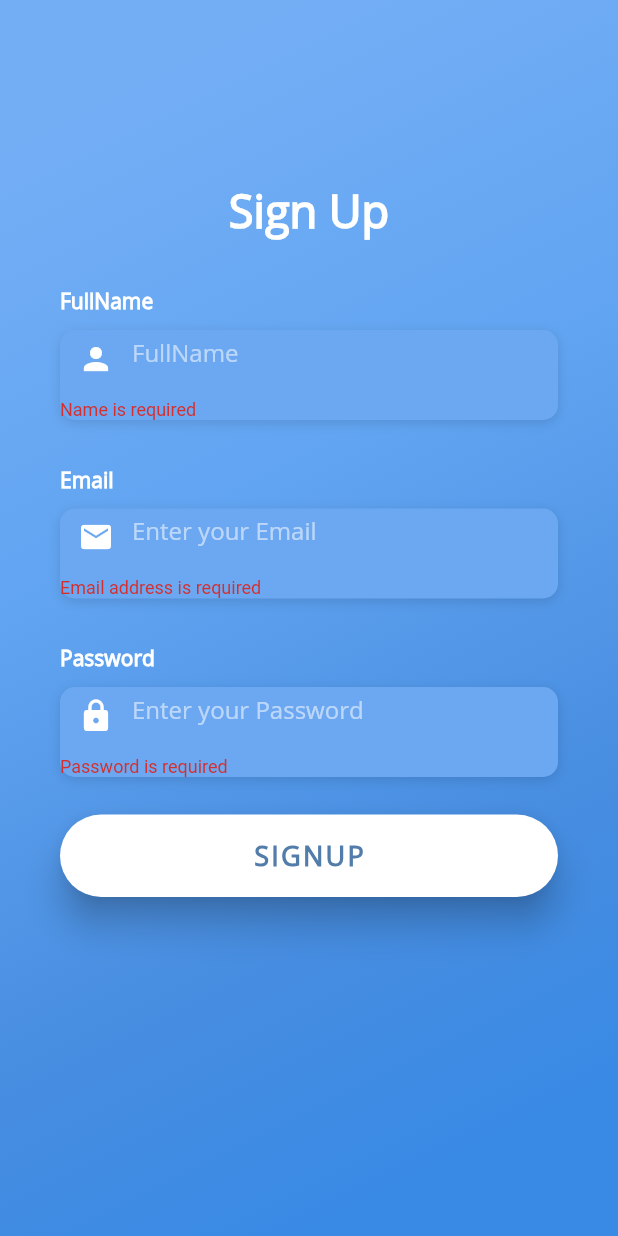
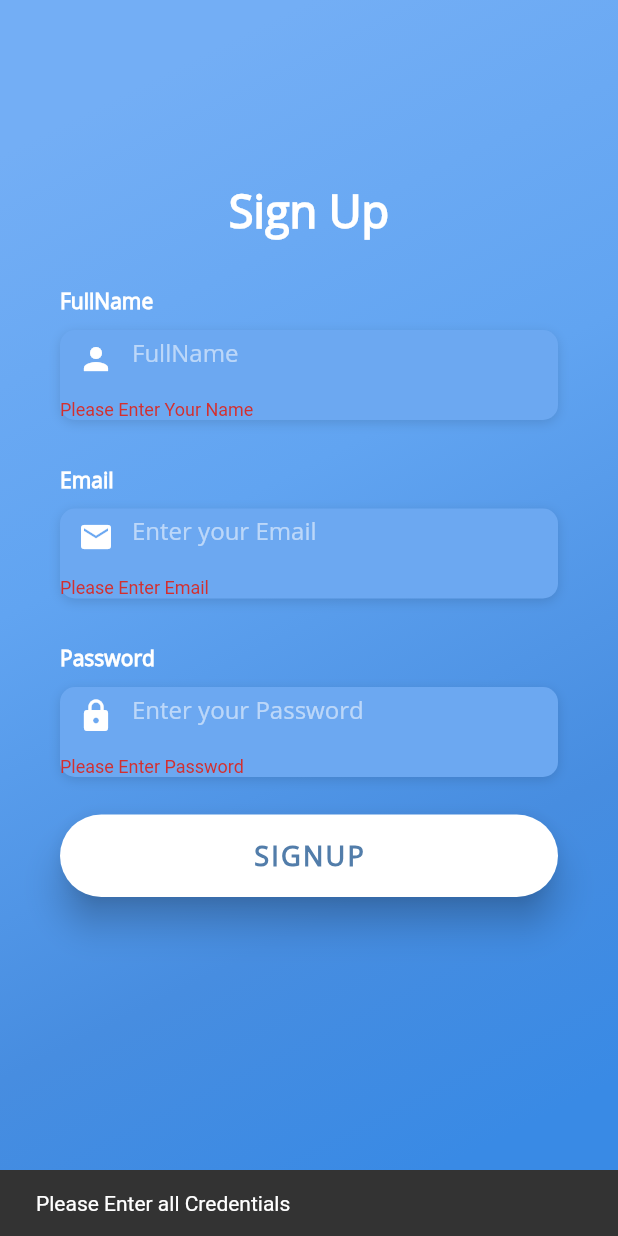
Before and after one commit to Zorawar920/sas_application, a Flutter app: the SignUpPage screen opened directly, after a tap on "SIGNUP", on a phone screen of 412 x 824 dp. Run offline on Flutter 3.47's test engine with Material 2 defaults, Android fonts, the light colour scheme and no system bars; our stand-ins replace firebase_auth, firebase_core, form_field_validator, google_sign_in, simple_animations; accounts and stored records are empty.

Commit message:
CP8117P11-3

```diff
--- a/lib/Uniformity/Validation.dart
+++ b/lib/Uniformity/Validation.dart
@@ -1,4 +1,3 @@
-import 'package:flutter/material.dart';
 import 'package:form_field_validator/form_field_validator.dart';
 
 final passwordValidator = MultiValidator([
--- /dev/null
+++ b/lib/Uniformity/custom_validator.dart
@@ -0,0 +1,37 @@
+class ValidatePassword {
+  String passwordValue;
+
+  ValidatePassword(this.passwordValue);
+
+  String? validation() {
+    if (this.passwordValue.isEmpty) {
+      return 'Please Enter Password ';
+    } else if (passwordValue.length < 6) {
+      return 'Password Should be atleast 6 characters long';
+    }
+  }
+}
+
+class ValidateEmail {
+  String emailValue;
+  ValidateEmail(this.emailValue);
+
+  String? validate() {
+    if (this.emailValue.isEmpty) {
+      return 'Please Enter Email';
+    } else if (!emailValue.contains("@")) {
+      return 'That does not look like an email';
+    }
+  }
+}
+
+class ValidateName {
+  String nameValue;
+  ValidateName(this.nameValue);
+
+  String? validate() {
+    if (this.nameValue.isEmpty) {
+      return 'Please Enter Your Name';
+    }
+  }
+}
--- a/lib/home_page.dart
+++ b/lib/screens/home_page.dart
@@ -1,5 +1,5 @@
 import 'package:flutter/material.dart';
-import 'firebase_services/auth.dart';
+import '../firebase_services/auth.dart';
 
 class HomePage extends StatelessWidget {
   final AuthBase auth;
--- a/lib/Signup.dart
+++ b/lib/screens/sign_up.dart
@@ -1,59 +1,62 @@
 import 'package:flutter/material.dart';
 import 'package:flutter/services.dart';
-import 'package:sas_application/screens/login.dart';
-import 'package:sas_application/Uniformity/VarGradient.dart';
+import 'package:sas_application/screens/log_in.dart';
+import 'package:sas_application/Uniformity/var_gradient.dart';
 import 'package:sas_application/firebase_services/auth.dart';
 import 'package:sas_application/main.dart';
-import './Uniformity/Widgets.dart';
-import './Uniformity/VarGradient.dart';
+import '../Uniformity/widgets.dart';
+import '../Uniformity/var_gradient.dart';
 import 'package:firebase_core/firebase_core.dart';
 import 'package:firebase_auth/firebase_auth.dart';
 import 'package:flutter/material.dart';
 import 'package:provider/provider.dart';
-import './Uniformity/style.dart';
-import './Uniformity/Validation.dart';
+import '../Uniformity/style.dart';
+import '../Uniformity/custom_validator.dart';
 
 class SignUpPage extends StatelessWidget {
   @override
   Widget build(BuildContext context) {
     // TODO: implement build
     return Scaffold(
-        body: Signup(
+        body: SignUp(
       inputData: 'data',
       auth: Auth(),
     ));
   }
 }
 
-class Signup extends StatefulWidget {
+class SignUp extends StatefulWidget {
   final String inputData;
   final AuthBase auth;
   //Constructor
-  Signup({Key? key, required this.inputData, required this.auth});
+  SignUp({Key? key, required this.inputData, required this.auth});
 
   @override
-  State<StatefulWidget> createState() => SignupState();
+  State<StatefulWidget> createState() => SignUpState();
 }
 
-class SignupState extends State<Signup> {
+class SignUpState extends State<SignUp> {
   var myEmailController = TextEditingController();
   var myPasswordController = TextEditingController();
   var myNameController = TextEditingController();
+  final globalFormKey = GlobalKey<FormState>();
 
   Future<void> _signInWithUserCredential() async {
     try {
-      String _email = myEmailController.text;
-      String _password = myPasswordController.text;
+      String _email = myEmailController.text.trim();
+      String _password = myPasswordController.text.trim();
       await widget.auth.createUserWithEmailAndPassword(_email, _password);
       Navigator.push(
           context, MaterialPageRoute(builder: (builder) => LoginPage()));
     } catch (e) {
+      ScaffoldMessenger.of(context)
+          .showSnackBar(SnackBar(content: Text("Sign up Failed")));
       print(e.toString());
     }
   }
 
   // ignore: non_constant_identifier_names
-  Widget SignUpBtn() {
+  Widget signUpBtn() {
     return Container(
       padding: EdgeInsets.symmetric(vertical: 25.0),
       width: double.infinity,
@@ -67,7 +70,14 @@ class SignupState extends State<Signup> {
             borderRadius: BorderRadius.circular(30.0),
           ),
         ),
-        onPressed: _signInWithUserCredential,
+        onPressed: () {
+          if (globalFormKey.currentState!.validate()) {
+            _signInWithUserCredential();
+          } else {
+            ScaffoldMessenger.of(context).showSnackBar(
+                SnackBar(content: Text("Please Enter all Credentials")));
+          }
+        },
         child: Text(
           'SIGNUP',
           style: TextStyle(
@@ -98,8 +108,10 @@ class SignupState extends State<Signup> {
           child: TextFormField(
             controller: myEmailController,
             keyboardType: TextInputType.emailAddress,
-            validator: emailValidator,
-            autovalidate: true,
+            validator: (value) {
+              return ValidateEmail(value!).validate();
+            }, //Email validator
+            autovalidateMode: AutovalidateMode.onUserInteraction,
             style: TextStyle(
               color: Colors.white,
               fontFamily: 'OpenSans',
@@ -135,8 +147,10 @@ class SignupState extends State<Signup> {
           height: 60.0,
           child: TextFormField(
             controller: myNameController,
-            validator: nameValidator,
-            autovalidate: true,
+            validator: (value) {
+              return ValidateName(value!).validate();
+            }, //Name validator
+            autovalidateMode: AutovalidateMode.onUserInteraction,
             keyboardType: TextInputType.emailAddress,
             style: TextStyle(
               color: Colors.white,
@@ -158,33 +172,6 @@ class SignupState extends State<Signup> {
     );
   }
 
-  Widget buildSocialBtn(AssetImage logo) {
-    return GestureDetector(
-      onTap: () => {print("Added Google Support")}, //Google SignIn Goes here
-      child: Padding(
-        padding: EdgeInsets.symmetric(vertical: 30.0),
-        child: Container(
-          height: 60.0,
-          width: 60.0,
-          decoration: BoxDecoration(
-            shape: BoxShape.circle,
-            color: Colors.white,
-            boxShadow: [
-              BoxShadow(
-                color: Colors.black26,
-                offset: Offset(0, 2),
-                blurRadius: 6.0,
-              ),
-            ],
-            image: DecorationImage(
-              image: logo,
-            ),
-          ),
-        ),
-      ),
-    );
-  }
-
   Widget buildPasswordLoginSigup() {
     return Column(
       crossAxisAlignment: CrossAxisAlignment.start,
@@ -201,8 +188,12 @@ class SignupState extends State<Signup> {
           child: TextFormField(
             controller: myPasswordController,
             obscureText: true,
-            validator: passwordValidator,
-            autovalidate: true,
+            validator: (value) {
+              print(value);
+              return ValidatePassword(value!).validation();
+            },
+            autovalidateMode:
+                AutovalidateMode.onUserInteraction, //Password Validator
             style: TextStyle(
               color: Colors.white,
               fontFamily: 'OpenSans',
@@ -232,7 +223,9 @@ class SignupState extends State<Signup> {
 
   @override
   Widget build(BuildContext context) {
-    return Scaffold(
+    return Form(
+      key: globalFormKey,
+      child: Scaffold(
         body: AnnotatedRegion<SystemUiOverlayStyle>(
           value: SystemUiOverlayStyle.light,
           child: GestureDetector(
@@ -268,7 +261,7 @@ class SignupState extends State<Signup> {
                           height: 30.0,
                         ),
                         buildPasswordLoginSigup(),
-                      SignUpBtn(),
+                        signUpBtn(),
                       ],
                     ),
                   ),
@@ -277,6 +270,7 @@ class SignupState extends State<Signup> {
             ),
           ),
         ),
+      ),
     );
   }
 }
--- a/lib/user_status.dart
+++ b/lib/user_status.dart
@@ -1,7 +1,7 @@
 import 'package:firebase_auth/firebase_auth.dart';
 import 'package:flutter/material.dart';
-import 'package:sas_application/screens/login.dart';
-import 'package:sas_application/home_page.dart';
+import 'package:sas_application/screens/log_in.dart';
+import 'package:sas_application/screens/home_page.dart';
 import 'package:sas_application/firebase_services/auth.dart';
 
 class UserStatus extends StatelessWidget {
@@ -17,7 +17,7 @@ class UserStatus extends StatelessWidget {
         if (snapshot.connectionState == ConnectionState.active) {
           final User? user = snapshot.data;
           if (user == null) {
-            return login(
+            return LogIn(
               "Login Page",
               inputData: "Transmit Data",
               auth: auth,
```
Also changed, not shown: lib/main.dart (+3 -6 lines), lib/screens/forgot_password.dart (+16 -5 lines), lib/screens/log_in.dart (renamed from lib/screens/login.dart, +34 -17 lines), lib/Uniformity/var_gradient.dart (renamed from lib/Uniformity/VarGradient.dart). Lines whose indentation alone changed are shown as unchanged.
